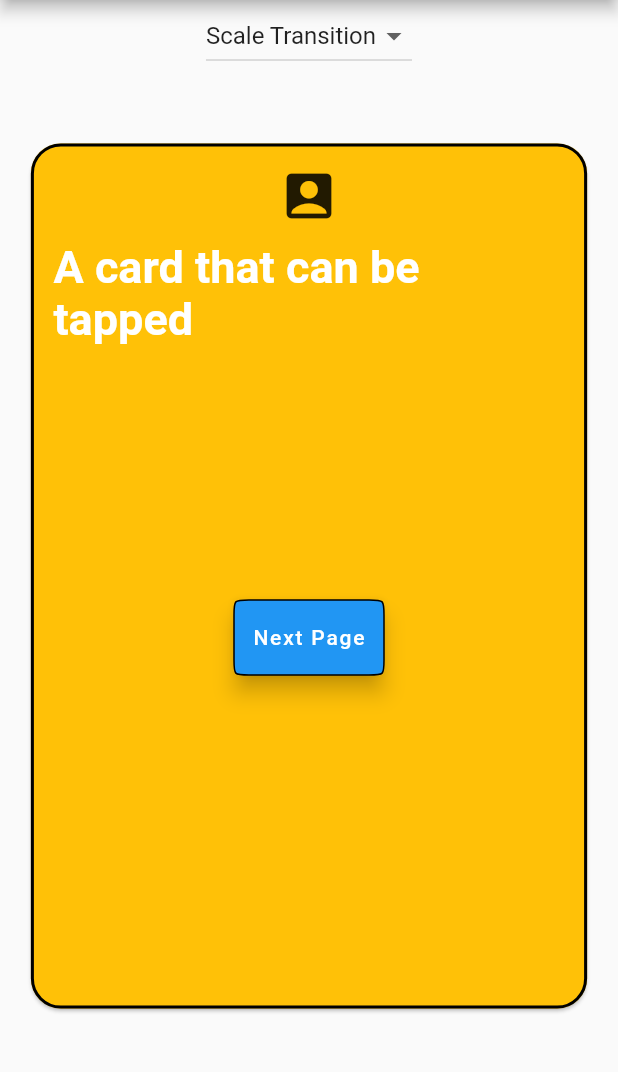
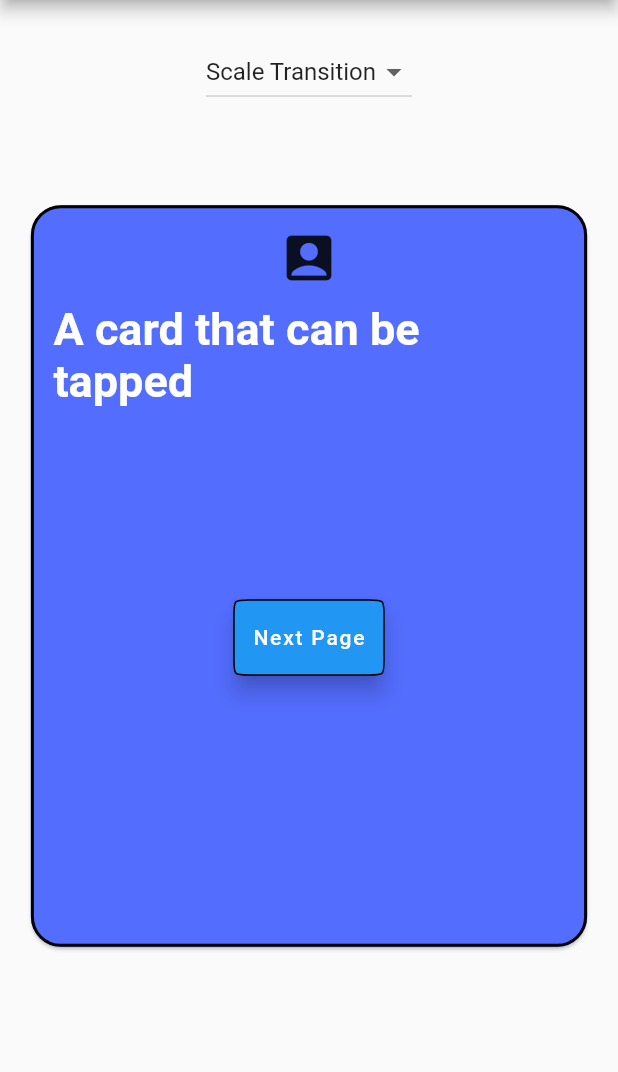
Before and after one commit to RicardoRaymundo/cards_navigation, a Flutter app: the screen it shows after launch, on a phone screen of 412 x 824 dp, the part 84-1156 px from its top. Run offline on Flutter 3.47's test engine with Material 2 defaults, Android fonts, the phone set to English and light mode, and no system bars.

Commit message:
- Criados tres tipos de cards, onde pode-se escolher sua cor ao instanciar o widget - Criadas paginas de lista e hero, na secção dos cards

```diff
--- /dev/null
+++ b/lib/cards/medium_card.dart
@@ -0,0 +1,65 @@
+import 'package:flutter/material.dart';
+
+
+/// This is the stateless widget that the main application instantiates.
+class MediumCard extends StatelessWidget {
+  Color colors;
+  MediumCard({Key key, Color this.colors, }) : super(key: key);
+
+  @override
+  Widget build(BuildContext context) {
+    final deviceSize = MediaQuery
+        .of(context)
+        .size;
+
+    return Center(
+      child: Card(
+        shape: RoundedRectangleBorder(
+          borderRadius: BorderRadius.circular(20.0),
+          side: BorderSide(
+            color: Colors.black,
+            width: 2.0,
+          ),
+        ),
+        color: this.colors,
+        child: InkWell(
+          splashColor: Colors.blue.withAlpha(30),
+          onTap: () {
+            print('Card tapped.');
+          },
+          child: Container(
+            width: deviceSize.width * 0.9,
+            height: deviceSize.height * 0.6,
+            child: Align(
+              alignment: Alignment.topCenter,
+              child: Padding(
+                padding: const EdgeInsets.all(15.0),
+                child: Column(
+                  children: <Widget>[
+                    Icon(
+                      Icons.account_box,
+                      size: 40,
+                    ),
+                    SizedBox(
+                      height: 10,
+                    ),
+                    Text(
+                      'A card that can be tapped',
+                      style: TextStyle(
+                        color: Colors.white,
+                        fontSize: 30,
+                        fontWeight: FontWeight.bold,
+                      ),
+                    ),
+                  ],
+                ),
+              ),
+            ),
+          ),
+        ),
+      ),
+
+    );
+
+  }
+}
--- a/lib/card_page.dart
+++ b/lib/cards/tall_card.dart
@@ -2,8 +2,9 @@ import 'package:flutter/material.dart';
 
 
 /// This is the stateless widget that the main application instantiates.
-class CardPage extends StatelessWidget {
-  CardPage({Key key, Colors colors, }) : super(key: key);
+class TallCard extends StatelessWidget {
+  Color colors;
+  TallCard({Key key, Color this.colors, }) : super(key: key);
 
   @override
   Widget build(BuildContext context) {
@@ -20,7 +21,7 @@ class CardPage extends StatelessWidget {
             width: 2.0,
           ),
         ),
-        color: Colors.amber,
+        color: this.colors,
         child: InkWell(
           splashColor: Colors.blue.withAlpha(30),
           onTap: () {
@@ -28,7 +29,7 @@ class CardPage extends StatelessWidget {
           },
           child: Container(
             width: deviceSize.width * 0.9,
-            height: deviceSize.height * 0.7,
+            height: deviceSize.height * 0.9,
             child: Align(
               alignment: Alignment.topCenter,
               child: Padding(
--- a/lib/main.dart
+++ b/lib/main.dart
@@ -7,9 +7,9 @@
 import 'package:flutter/material.dart';
 
 import 'package:cards_navigation/app/app_router.dart';
-import 'card_page.dart';
-import 'first_page.dart';
-import 'second_page.dart';
+import 'package:cards_navigation/cards/medium_card.dart';
+import 'package:cards_navigation/pages/first_page.dart';
+import 'package:cards_navigation/pages/second_page.dart';
 import 'package:cards_navigation/page_view/page_view_main.dart';
 
 void main() => runApp(MyApp());
--- a/lib/first_page.dart
+++ b/lib/pages/first_page.dart
@@ -1,8 +1,8 @@
 import 'package:flutter/material.dart';
-import 'card_page.dart';
+import 'package:cards_navigation/cards/medium_card.dart';
 import 'package:cards_navigation/app/app_router.dart';
 import 'package:cards_navigation/resourses/resource_custom_navigator.dart';
-import 'package:cards_navigation/second_page.dart';
+import 'package:cards_navigation/pages/second_page.dart';
 import 'package:cards_navigation/resourses/custom_transition_animations.dart';
 
 class FirstPage extends StatefulWidget {
@@ -83,7 +83,7 @@ class _FirstPageState extends State<FirstPage> {
       ),
       body: Stack(
         children: <Widget>[
-          CardPage(),
+          MediumCard(colors: Colors.indigoAccent,),
           Align(
             heightFactor: 9,
             alignment: Alignment.bottomCenter,
@@ -107,7 +107,7 @@ class _FirstPageState extends State<FirstPage> {
             ),
           ),
           Align(
-            heightFactor: 1,
+            heightFactor: 2,
             child: _normalDown(),
           ),
         ],
```
Also changed, not shown: lib/cards/small_card.dart (added, +65 -0 lines), lib/page_view/colored_pages/colored_page_first.dart (added, +27 -0 lines), lib/page_view/colored_pages/colored_page_last.dart (added, +26 -0 lines), lib/page_view/colored_pages/colored_page_middle.dart (added, +43 -0 lines), lib/page_view/page_view_main.dart (added, +34 -0 lines), lib/pages/detail_page.dart (added, +22 -0 lines), lib/pages/second_page.dart (added, +48 -0 lines), lib/pages/third_page.dart (added, +52 -0 lines), lib/second_page.dart (deleted, +0 -16 lines).
